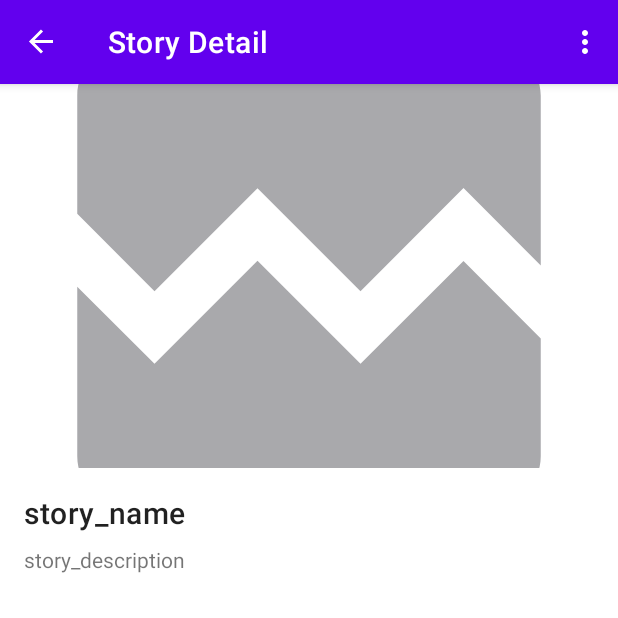
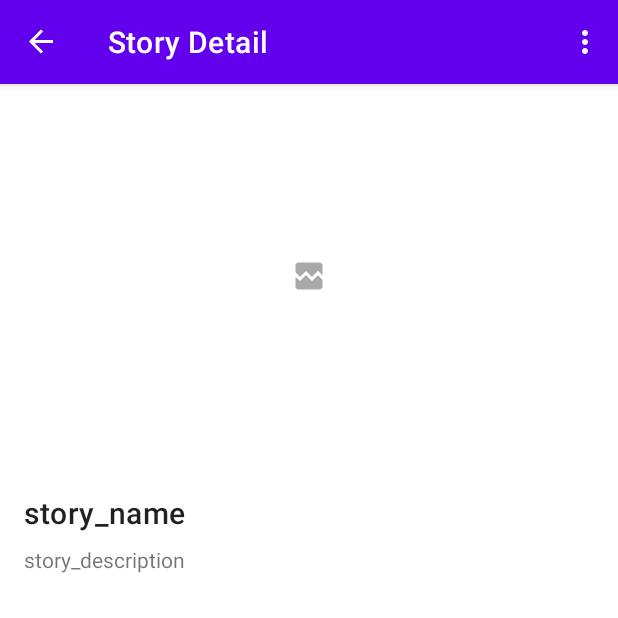
Before and after one commit to yayanrw/dicoding-story-app, an Android app: the StoryDetailFragment screen opened through its navigation route, on a phone screen of 412 x 824 dp, the top half of it. Run offline under Robolectric (Android 15) with nearby library versions, the phone set to English and light mode, and no system bars; our stand-ins replace data binding, navigation-ui; pictures from the network do not load; 1 statement that could not run was skipped.

Commit message:
add story add

```diff
--- a/app/src/main/AndroidManifest.xml
+++ b/app/src/main/AndroidManifest.xml
@@ -16,6 +16,9 @@
         android:theme="@style/Theme.StoryApp"
         tools:targetApi="31">
         <activity
+            android:name=".ui.story_add.StoryAddActivity"
+            android:exported="false" />
+        <activity
             android:name=".ui.home.HomeActivity"
             android:exported="false" />
         <activity
--- a/app/src/main/java/com/heyproject/storyapp/ui/home/HomeFragment.kt
+++ b/app/src/main/java/com/heyproject/storyapp/ui/home/HomeFragment.kt
@@ -61,7 +61,7 @@ class HomeFragment : Fragment() {
     }
 
     fun goToStoryAddScreen() {
-        findNavController().navigate(R.id.action_homeFragment_to_storyAddFragment)
+//        findNavController().navigate(R.id.action_homeFragment_to_storyAddFragment)
     }
 
     override fun onDestroyView() {
--- a/app/src/main/res/layout/fragment_story_detail.xml
+++ b/app/src/main/res/layout/fragment_story_detail.xml
@@ -26,7 +26,7 @@
                 android:layout_width="match_parent"
                 android:layout_height="256dp"
                 android:contentDescription="@string/story_images"
-                android:scaleType="centerCrop"
+                android:scaleType="centerInside"
                 app:layout_constraintEnd_toEndOf="parent"
                 app:layout_constraintStart_toStartOf="parent"
                 app:layout_constraintTop_toTopOf="parent"
--- a/app/src/main/res/navigation/nav_graph_home.xml
+++ b/app/src/main/res/navigation/nav_graph_home.xml
@@ -13,9 +13,6 @@
         <action
             android:id="@+id/action_homeFragment_to_storyDetailFragment"
             app:destination="@id/storyDetailFragment" />
-        <action
-            android:id="@+id/action_homeFragment_to_storyAddFragment"
-            app:destination="@id/storyAddFragment" />
         <action
             android:id="@+id/action_homeFragment_to_mainActivity"
             app:destination="@id/mainActivity" />
@@ -44,15 +41,6 @@
             android:defaultValue="photo_url"
             app:argType="string" />
     </fragment>
-    <fragment
-        android:id="@+id/storyAddFragment"
-        android:name="com.heyproject.storyapp.ui.story_add.StoryAddFragment"
-        android:label="fragment_story_add"
-        tools:layout="@layout/fragment_story_add" >
-        <action
-            android:id="@+id/action_storyAddFragment_to_homeFragment"
-            app:destination="@id/homeFragment" />
-    </fragment>
     <activity
         android:id="@+id/mainActivity"
         android:name="com.heyproject.storyapp.ui.MainActivity"
```
Also changed, not shown: app/src/main/java/com/heyproject/storyapp/ui/story_add/StoryAddActivity.kt (added, +12 -0 lines), app/src/main/java/com/heyproject/storyapp/ui/story_add/StoryAddFragment.kt (deleted, +0 -32 lines), app/src/main/java/com/heyproject/storyapp/ui/story_add/StoryAddViewModel.kt (deleted, +0 -7 lines), app/src/main/res/layout/activity_story_add.xml (added, +8 -0 lines), app/src/main/res/layout/fragment_story_add.xml (deleted, +0 -13 lines).
